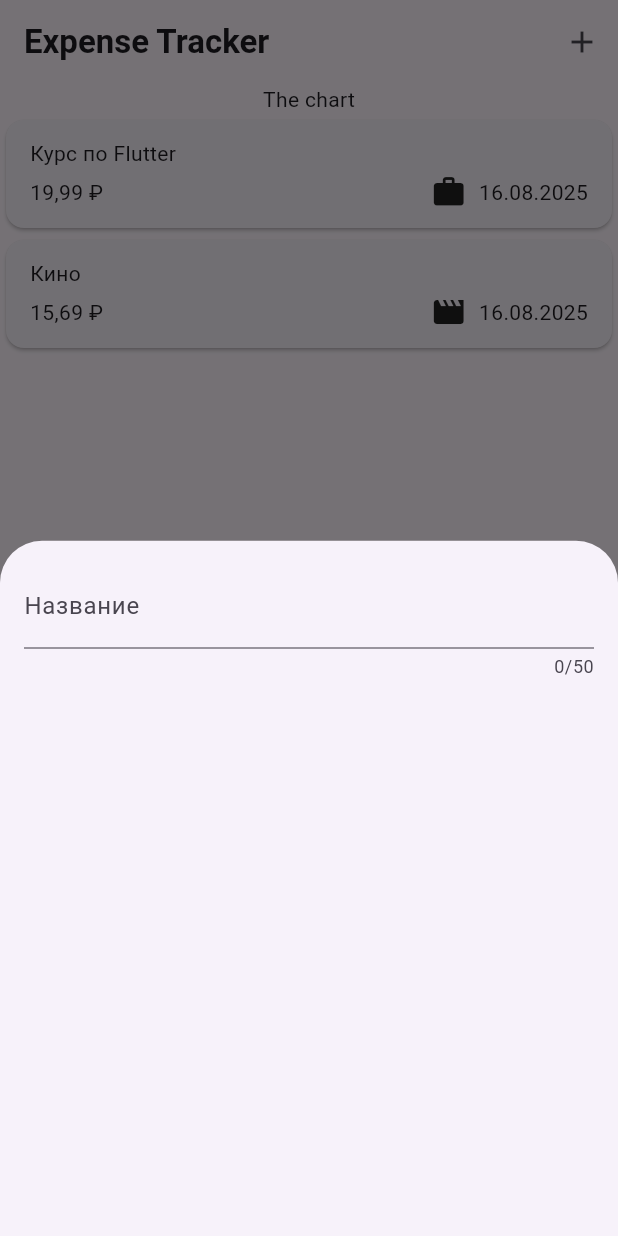
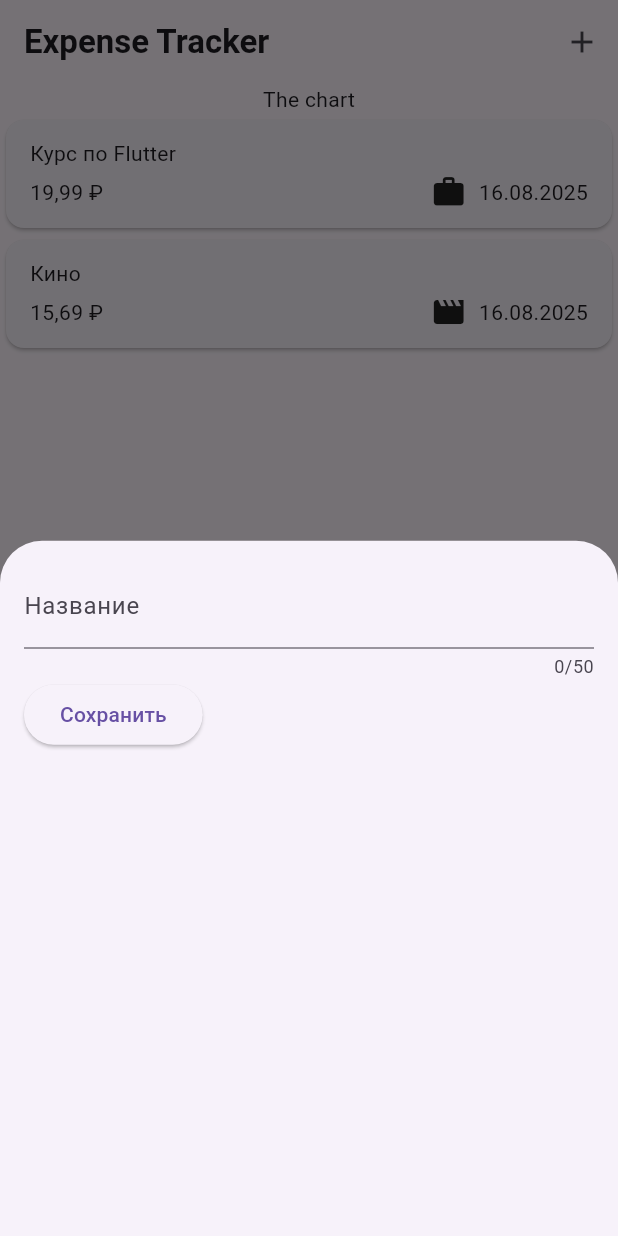
Before and after one commit to BulanovAlexander/expense_tracker, a Flutter app: the screen it shows after launch, after a tap on the "add" icon, on a phone screen of 412 x 824 dp. Run offline on Flutter 3.47's test engine with Material 3 defaults, Android fonts, the phone set to English and light mode, and no system bars.

Commit message:
Получение пользовательского ввода при каждом нажатии клавиши

```diff
--- a/lib/widgets/expenses/expenses_adder.dart
+++ b/lib/widgets/expenses/expenses_adder.dart
@@ -10,17 +10,36 @@ class ExpensesAdder extends StatefulWidget {
 }
 
 class _ExpensesAdderState extends State<ExpensesAdder> {
+  var _title = '';
+
+  void _handleTitleChange(String value) {
+    _title = value;
+  }
+
   @override
   Widget build(BuildContext context) {
-    return const Padding(
-      padding: EdgeInsets.all(16.0),
+    return Padding(
+      padding: const EdgeInsets.all(16.0),
       child: Column(
         children: <Widget>[
           TextField(
             maxLength: 50,
-            decoration: InputDecoration(
+            decoration: const InputDecoration(
               label: Text('Название'),
             ),
+            onChanged: _handleTitleChange,
+          ),
+          Row(
+            children: <Widget>[
+              ElevatedButton(
+                onPressed: () {
+                  print(_title);
+                },
+                child: const Text(
+                  'Сохранить',
+                ),
+              ),
+            ],
           ),
         ],
       ),
```
